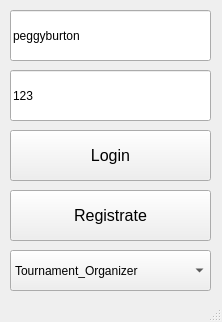
First picture: the form in DataBaseCybersport/BaseWindow.ui, repository Inlucker/DataBaseCybersport, before the edit.
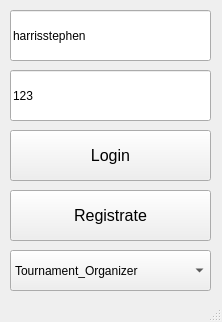
Second picture: the form after the edit.

What changed in the file:
```diff
--- a/DataBaseCybersport/BaseWindow.ui
+++ b/DataBaseCybersport/BaseWindow.ui
@@ -62,7 +62,7 @@
      </rect>
     </property>
     <property name="text">
-     <string>peggyburton</string>
+     <string>harrisstephen</string>
     </property>
    </widget>
    <widget class="QPushButton" name="login_btn">
```
